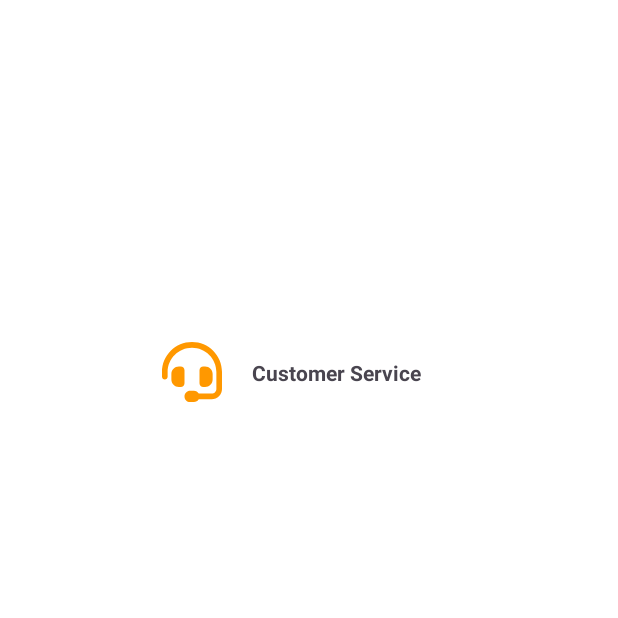
After one commit to LuciaNgo/Pizza_3Ps, an Android app: the AccountActivity screen opened directly, with no data from a screen before it, on a phone screen of 412 x 824 dp, the top half of it. The commit adds this screen. Run offline under Robolectric (Android 15) with nearby library versions, the phone set to English and light mode, and no system bars.

Commit message:
push customer service to Lucia

```diff
--- /dev/null
+++ b/app/src/main/java/com/example/pizza3ps/activity/AccountActivity.kt
@@ -0,0 +1,30 @@
+package com.example.pizza3ps.activity
+
+import android.content.Intent
+import android.os.Bundle
+import androidx.activity.enableEdgeToEdge
+import androidx.appcompat.app.AppCompatActivity
+import androidx.constraintlayout.widget.ConstraintLayout
+import androidx.core.view.ViewCompat
+import androidx.core.view.WindowInsetsCompat
+import com.example.pizza3ps.R
+
+class AccountActivity : AppCompatActivity() {
+    private lateinit var btnCustomerService: ConstraintLayout
+    override fun onCreate(savedInstanceState: Bundle?) {
+        super.onCreate(savedInstanceState)
+        enableEdgeToEdge()
+        setContentView(R.layout.activity_account)
+        ViewCompat.setOnApplyWindowInsetsListener(findViewById(R.id.main)) { v, insets ->
+            val systemBars = insets.getInsets(WindowInsetsCompat.Type.systemBars())
+            v.setPadding(systemBars.left, systemBars.top, systemBars.right, systemBars.bottom)
+            insets
+        }
+
+        btnCustomerService = findViewById(R.id.btnCustomerService)
+        btnCustomerService.setOnClickListener {
+            val intent = Intent(this, CustomerServiceActivity::class.java)
+            startActivity(intent)
+        }
+    }
+}
--- /dev/null
+++ b/app/src/main/res/drawable/ic_headphones.xml
@@ -0,0 +1,10 @@
+<?xml version="1.0" encoding="utf-8"?>
+<vector xmlns:android="http://schemas.android.com/apk/res/android"
+    android:width="512dp"
+    android:height="512dp"
+    android:viewportWidth="512"
+    android:viewportHeight="512">
+    <path
+        android:fillColor="#000000"
+        android:pathData="M256,48C141.1,48 48,141.1 48,256v40c0,13.3 -10.7,24 -24,24s-24,-10.7 -24,-24v-40C0,114.6 114.6,0 256,0s256,114.6 256,256v144.1c0,48.6 -39.4,88 -88.1,88L313.6,488c-8.3,14.3 -23.8,24 -41.6,24h-32c-26.5,0 -48,-21.5 -48,-48s21.5,-48 48,-48h32c17.8,0 33.3,9.7 41.6,24l110.4,0.1c22.1,0 40,-17.9 40,-40V256c0,-114.9 -93.1,-208 -208,-208zM144,208h16c17.7,0 32,14.3 32,32v112c0,17.7 -14.3,32 -32,32h-16c-35.3,0 -64,-28.7 -64,-64v-48c0,-35.3 28.7,-64 64,-64zm224,0c35.3,0 64,28.7 64,64v48c0,35.3 -28.7,64 -64,64h-16c-17.7,0 -32,-14.3 -32,-32V240c0,-17.7 14.3,-32 32,-32h16z" />
+</vector>
--- /dev/null
+++ b/app/src/main/res/layout/activity_account.xml
@@ -0,0 +1,44 @@
+<?xml version="1.0" encoding="utf-8"?>
+<androidx.constraintlayout.widget.ConstraintLayout xmlns:android="http://schemas.android.com/apk/res/android"
+    xmlns:app="http://schemas.android.com/apk/res-auto"
+    xmlns:tools="http://schemas.android.com/tools"
+    android:id="@+id/main"
+    android:layout_width="match_parent"
+    android:layout_height="match_parent"
+    tools:context=".activity.AccountActivity">
+
+    <androidx.constraintlayout.widget.ConstraintLayout
+        android:id="@+id/btnCustomerService"
+        android:layout_width="wrap_content"
+        android:layout_height="wrap_content"
+        android:layout_marginStart="108dp"
+        android:layout_marginTop="228dp"
+        android:background="#00FFFFFF"
+        app:layout_constraintStart_toStartOf="parent"
+        app:layout_constraintTop_toTopOf="parent">
+
+        <ImageView
+            android:id="@+id/imageView6"
+            android:layout_width="40dp"
+            android:layout_height="40dp"
+            android:background="#00FFFFFF"
+            android:src="@drawable/ic_headphones"
+            android:tint="#FF9800"
+            app:layout_constraintStart_toStartOf="parent"
+            app:layout_constraintTop_toTopOf="parent" />
+
+        <TextView
+            android:id="@+id/textView6"
+            android:layout_width="wrap_content"
+            android:layout_height="wrap_content"
+            android:layout_marginStart="20dp"
+            android:background="#00FFFFFF"
+            android:text="Customer Service"
+            android:textStyle="bold"
+            app:layout_constraintBottom_toBottomOf="parent"
+            app:layout_constraintEnd_toEndOf="parent"
+            app:layout_constraintHorizontal_bias="1.0"
+            app:layout_constraintStart_toEndOf="@+id/imageView6"
+            app:layout_constraintTop_toTopOf="parent" />
+    </androidx.constraintlayout.widget.ConstraintLayout>
+</androidx.constraintlayout.widget.ConstraintLayout>
```
Also changed, not shown: app/src/main/AndroidManifest.xml (+24 -8 lines), app/src/main/java/com/example/pizza3ps/activity/CustomerServiceActivity.kt (added, +77 -0 lines), app/src/main/java/com/example/pizza3ps/activity/DashboardActivity.kt (+13 -0 lines), app/src/main/res/drawable/ic_mail.xml (added, +10 -0 lines), app/src/main/res/drawable/ic_phone.xml (added, +10 -0 lines), app/src/main/res/layout/activity_customer_service.xml (added, +83 -0 lines), app/src/main/res/layout/activity_dashboard.xml (+8 -4 lines).
